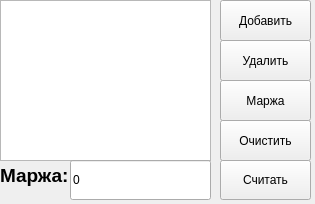
The window that MainWindow.ui (AsianIncest/BetterCalc) describes before a commit, drawn with Qt 5.
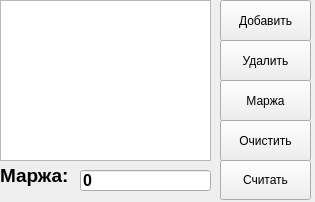
The same window after the commit.

What changed in the file:
```diff
--- a/MainWindow.ui
+++ b/MainWindow.ui
@@ -7,7 +7,7 @@
     <x>0</x>
     <y>0</y>
     <width>315</width>
-    <height>204</height>
+    <height>202</height>
    </rect>
   </property>
   <property name="sizePolicy">
@@ -119,12 +119,20 @@
    <widget class="QLineEdit" name="textMarja">
     <property name="geometry">
      <rect>
-      <x>70</x>
-      <y>160</y>
-      <width>141</width>
-      <height>40</height>
+      <x>80</x>
+      <y>170</y>
+      <width>131</width>
+      <height>21</height>
      </rect>
     </property>
+    <property name="font">
+     <font>
+      <family>Segoe UI</family>
+      <pointsize>12</pointsize>
+      <weight>75</weight>
+      <bold>true</bold>
+     </font>
+    </property>
     <property name="text">
      <string>0</string>
     </property>
```
Left out of the diff: 7 changed lines with no effect on the pictures.
